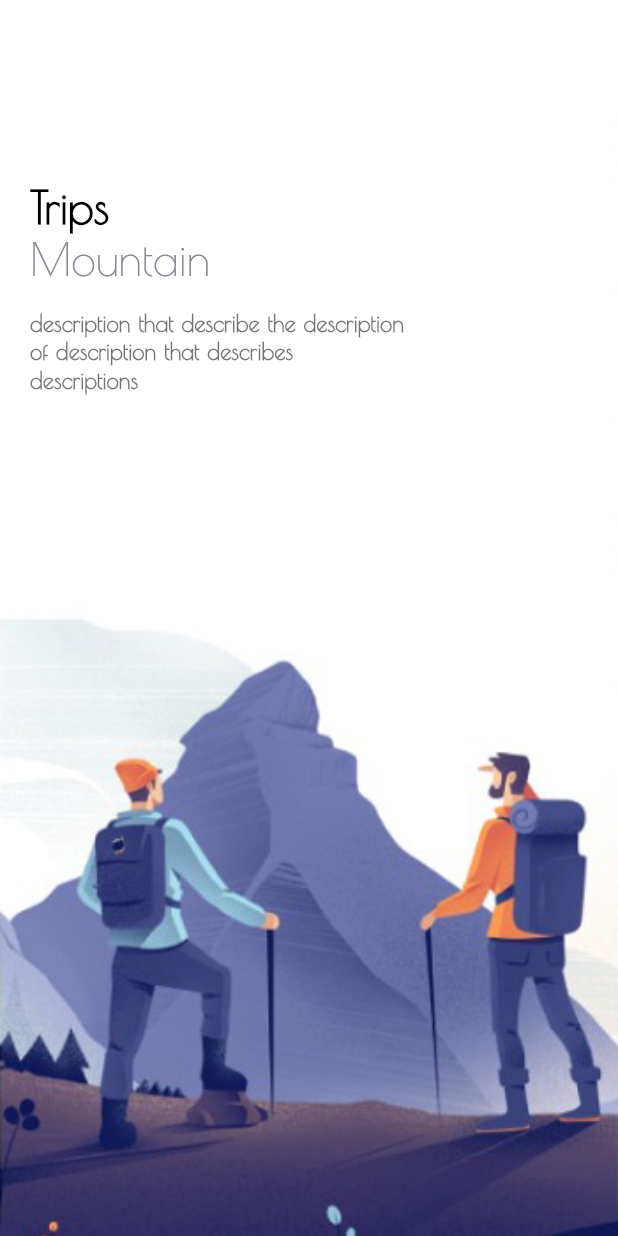
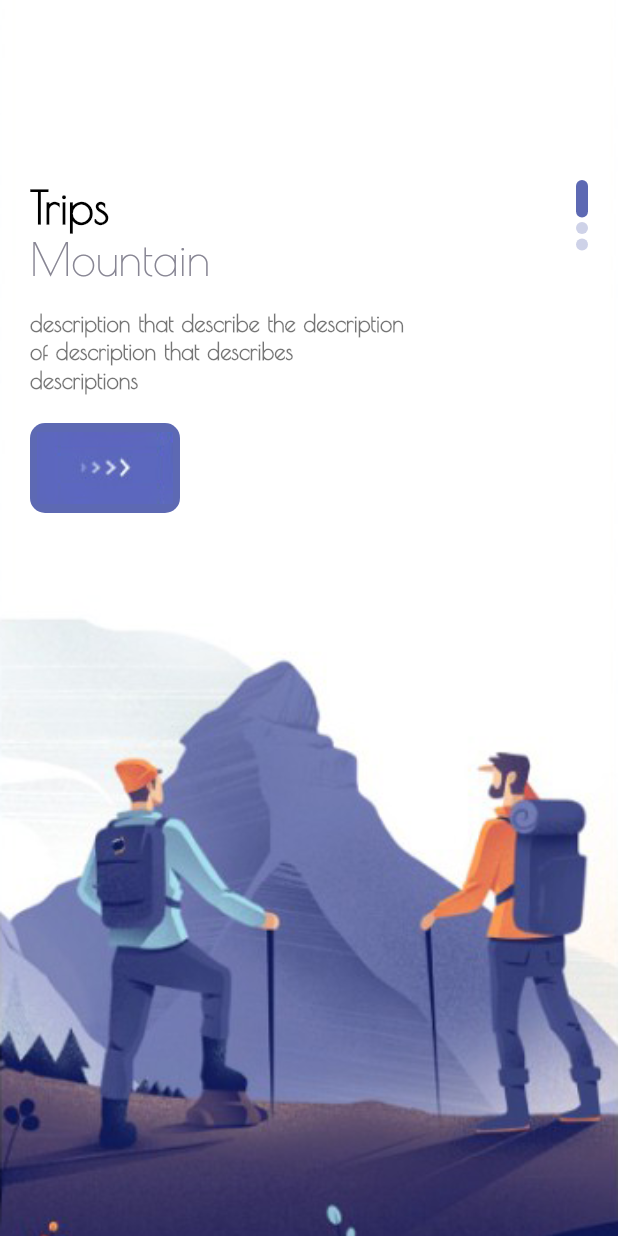
Before and after one commit to ADez3/FlutterProject, a Flutter app: the screen it shows after launch, on a phone screen of 412 x 824 dp. Run offline on Flutter 3.47's test engine with Material 2 defaults, Android fonts, the phone set to English and light mode, and no system bars.

Commit message:
Finished Welcome Page

```diff
--- a/lib/screens/introduction_page.dart
+++ b/lib/screens/introduction_page.dart
@@ -2,6 +2,7 @@ import 'package:flutter/material.dart';
 import 'package:flutter/services.dart';
 import 'package:fluttermasterproject/theme/colors.dart';
 import 'package:fluttermasterproject/widgets/app_large_text.dart';
+import 'package:fluttermasterproject/widgets/button.dart';
 
 class IntroductionPage extends StatefulWidget {
   const IntroductionPage({Key? key}) : super(key: key);
@@ -42,22 +43,37 @@ class _IntroductionPageState extends State<IntroductionPage> {
               child: Container(
                 margin: const EdgeInsets.only(top: 120,left: 20,right: 20),
                 child: Row(
-                  // mainAxisAlignment: MainAxisAlignment.start,
+                  mainAxisAlignment: MainAxisAlignment.spaceBetween,
                   children: [
                     Column(
                       crossAxisAlignment: CrossAxisAlignment.start,
-                      children: const [
-                        AppLargeText(text: 'Trips'),
-                        AppMText(text: 'Mountain',color: AppColors.textColor2,),
-                        SizedBox(height: 15,),
-                        SizedBox(
+                      children: [
+                        const AppLargeText(text: 'Trips'),
+                        const AppMText(text: 'Mountain',color: AppColors.textColor2,),
+                        const SizedBox(height: 15,),
+                        const SizedBox(
                           width: 250,
                           child: AppText(
                             text: 'description that describe the description of description that describes descriptions',
                             color: Colors.black54,
                           ),
-                        )
+                        ),
+                        const SizedBox(height: 20,),
+                        ResButton(),
                       ],
+                    ),
+                    Column(
+                      children: List.generate(3, (indexSlider){
+                        return Container(
+                          margin: const EdgeInsets.only(bottom: 3),
+                          width: 8,
+                          height: index == indexSlider ? 25 : 8,
+                          decoration: BoxDecoration(
+                            borderRadius: BorderRadius.circular(8),
+                            color: index == indexSlider ?AppColors.mainColor:AppColors.mainColor.withOpacity(0.3),
+                          ),
+                        );
+                      }),
                     ),
                   ],
                 ),
--- /dev/null
+++ b/lib/widgets/button.dart
@@ -0,0 +1,25 @@
+import 'package:flutter/material.dart';
+import 'package:fluttermasterproject/theme/colors.dart';
+
+class ResButton extends StatelessWidget {
+  ResButton({Key? key, this.width = 100, this.isResponsive=false}) : super(key: key);
+  bool? isResponsive;
+  double? width;
+  @override
+  Widget build(BuildContext context) {
+    return Container(
+      width: width,
+      height: 60,
+      decoration: BoxDecoration(
+        borderRadius: BorderRadius.circular(10),
+        color: AppColors.mainColor,
+      ),
+      child: Row(
+        mainAxisAlignment: MainAxisAlignment.center,
+        children: [
+          Image.asset('assets/images/button-one.png'),
+        ],
+      ),
+    );
+  }
+}
```
